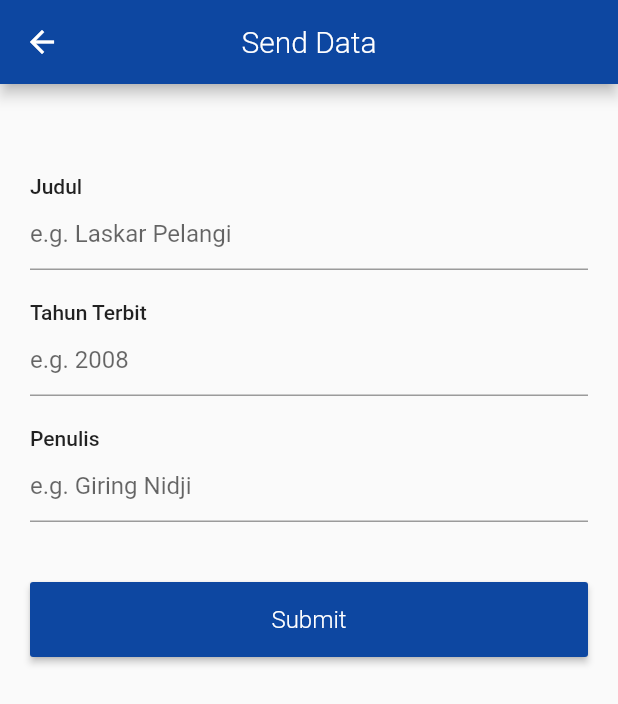
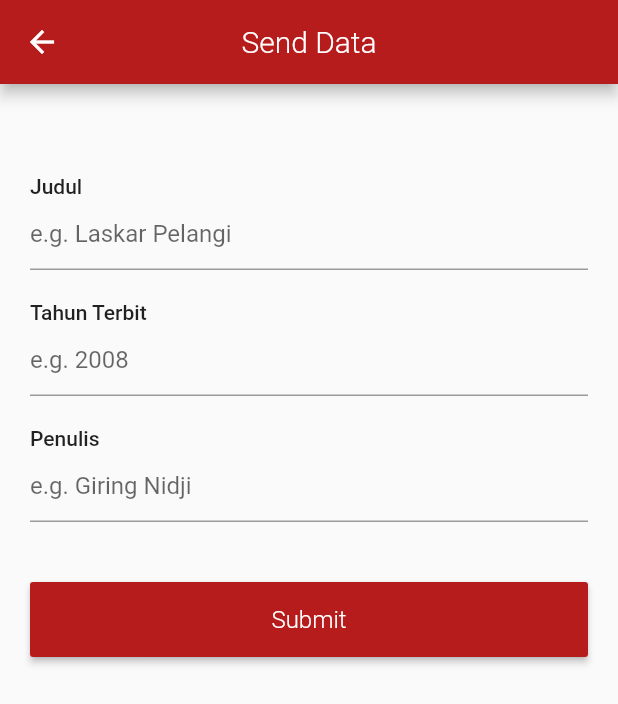
Before and after one commit to fahruanf/uts-pemmobile, a Flutter app: the screen it shows after launch, after a tap on the "add" icon, on a phone screen of 412 x 824 dp. Shown: the top 704 px of the screen. Run offline on Flutter 3.47's test engine with Material 2 defaults, Android fonts, the phone set to English and light mode, and no system bars; our stand-ins replace cloud_firestore, firebase_core; accounts and stored records are empty.

Commit message:
kumpulin UTS

```diff
--- a/lib/home_screen.dart
+++ b/lib/home_screen.dart
@@ -17,10 +17,10 @@ class _HomeScreenState extends State<HomeScreen> {
             Navigator.of(context).push(
                 MaterialPageRoute(builder: (context) => SendOrUpdateData()));
           },
-          backgroundColor: Colors.blue.shade900,
+          backgroundColor: Colors.red.shade900,
           child: Icon(Icons.add)),
       appBar: AppBar(
-        backgroundColor: Colors.blue.shade900,
+        backgroundColor: Colors.red.shade900,
         centerTitle: true,
         title: Text(
           'Home',
@@ -57,7 +57,7 @@ class _HomeScreenState extends State<HomeScreen> {
                                 Icon(
                                   Icons.book,
                                   size: 31,
-                                  color: Colors.blue.shade300,
+                                  color: Colors.red.shade300,
                                 ),
                                 SizedBox(width: 11),
                                 Column(
--- a/lib/send_or_update_data_screen.dart
+++ b/lib/send_or_update_data_screen.dart
@@ -41,7 +41,7 @@ class _SendOrUpdateDataState extends State<SendOrUpdateData> {
   Widget build(BuildContext context) {
     return Scaffold(
       appBar: AppBar(
-        backgroundColor: Colors.blue.shade900,
+        backgroundColor: Colors.red.shade900,
         centerTitle: true,
         title: Text(
           'Send Data',
@@ -135,7 +135,7 @@ class _SendOrUpdateDataState extends State<SendOrUpdateData> {
               },
               minWidth: double.infinity,
               height: 50,
-              color: Colors.blue.shade900,
+              color: Colors.red.shade900,
               child: showProgressIndicator
                   ? CircularProgressIndicator(
                       color: Colors.white,
```
